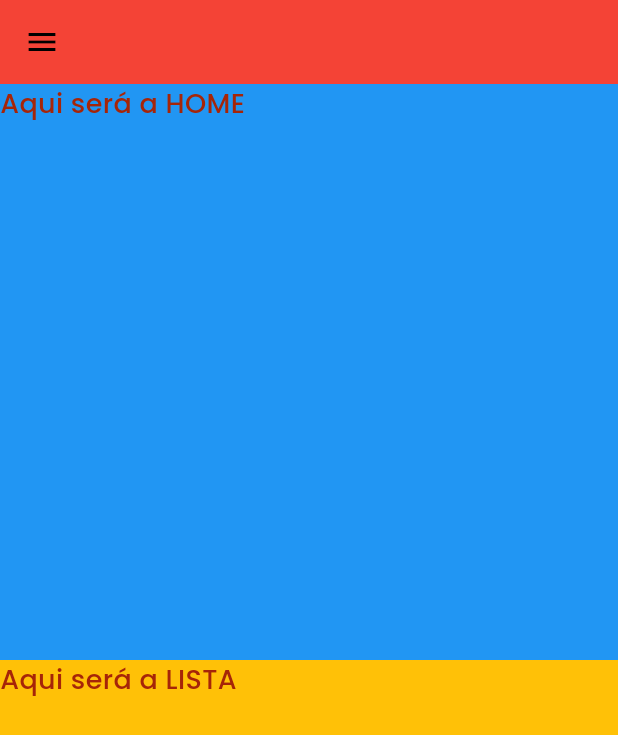
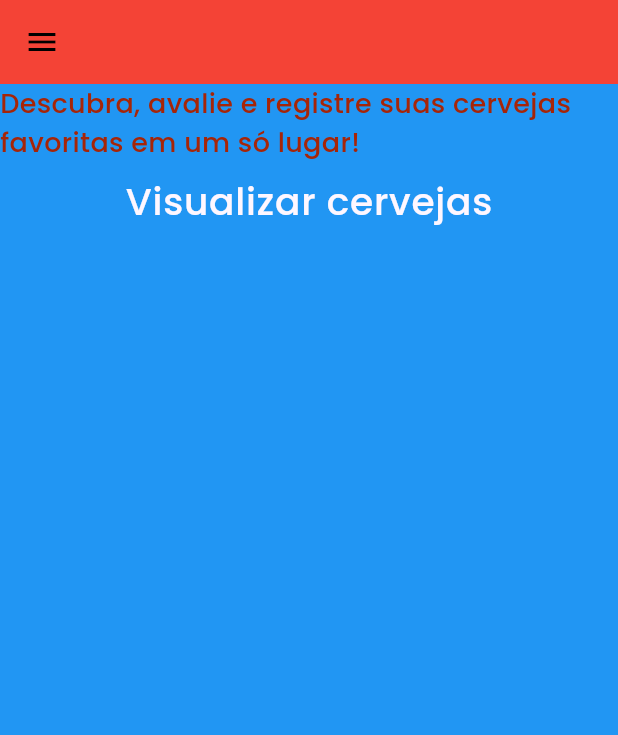
Before and after one commit to andersonstack/app_beer, a Flutter app: the screen it shows after launch, on a phone screen of 412 x 824 dp. Shown: the top 735 px of the screen. Run offline on Flutter 3.47's test engine with Material 3 defaults, Android fonts, the phone set to English and light mode, and no system bars; our stand-ins replace google_fonts.

Commit message:
style: modificando a view Home

```diff
--- a/lib/components/home.dart
+++ b/lib/components/home.dart
@@ -10,24 +10,26 @@ class Home extends StatelessWidget {
     return Scaffold(
       appBar: AppBar(backgroundColor: Colors.red),
       drawer: Drawer(),
-      body: Column(
-        children: [
-          Expanded(
+      body: Expanded(
         child: Container(
           width: double.infinity,
           color: Colors.blue,
-              child: const Text("Aqui será a HOME"),
+          child: Column(
+            children: [
+              Text(
+                "Descubra, avalie e registre suas cervejas favoritas em um só lugar! ",
               ),
-          ),
-          Expanded(
-            child: Container(
-              width: double.infinity,
-              color: Colors.amber,
-              child: const Text("Aqui será a LISTA"),
+              TextButton(
+                onPressed: () => {},
+                child: Text(
+                  "Visualizar cervejas",
+                  style: Theme.of(context).textTheme.bodyLarge,
                 ),
               ),
             ],
           ),
+        ),
+      ),
     );
   }
 }
```
Lines whose indentation alone changed are shown as unchanged.
